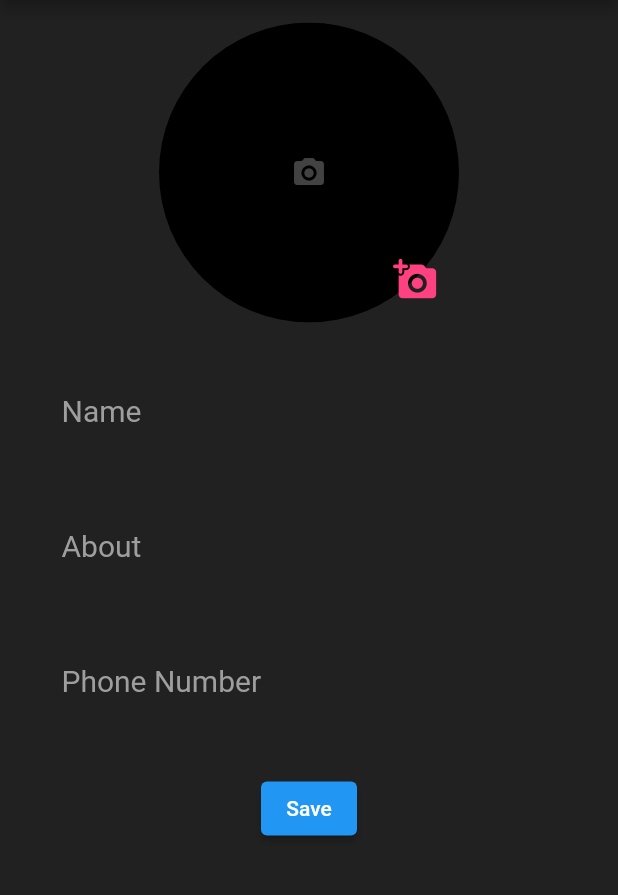
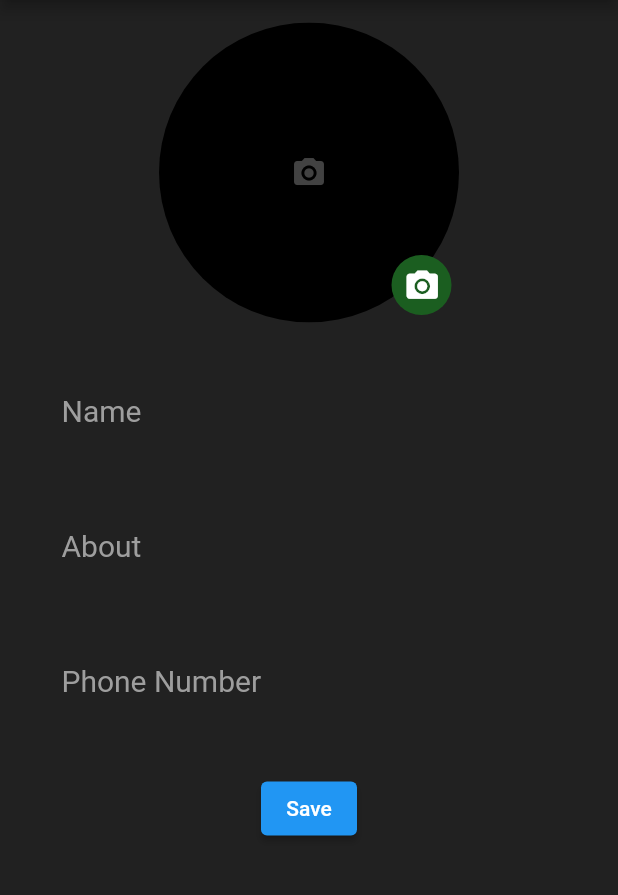
Before and after one commit to HarshalY6/Profile, a Flutter app: the screen it shows after launch, on a phone screen of 412 x 824 dp, the part 84-979 px from its top. Run offline on Flutter 3.47's test engine with Material 2 defaults, Android fonts, the phone set to English and light mode, and no system bars; our stand-ins replace image_picker.

Commit message:
Camera Button Changed

```diff
--- a/lib/main.dart
+++ b/lib/main.dart
@@ -71,11 +71,14 @@ class _MyHomePageState extends State<MyHomePage> {
                   Container(
                     padding: const EdgeInsets.all(5.0),
                     alignment: Alignment.bottomRight,
+                    child: CircleAvatar(
+                        backgroundColor: Colors.green[900],
+                        child: Center(
                             child: IconButton(
                           icon: const Icon(
-                        Icons.add_a_photo_rounded,
-                        color: Colors.pinkAccent,
-                        size: 30.0,
+                            Icons.camera_alt,
+                            color: Colors.white,
+                            size: 25.0,
                           ),
                           onPressed: () async {
                             getFile = await i.im();
@@ -83,7 +86,7 @@ class _MyHomePageState extends State<MyHomePage> {
                               ima = File(getFile.path);
                             });
                           },
-                    ),
+                        ))),
                   ),
                 ],
               ),
```
Lines whose indentation alone changed are shown as unchanged.
